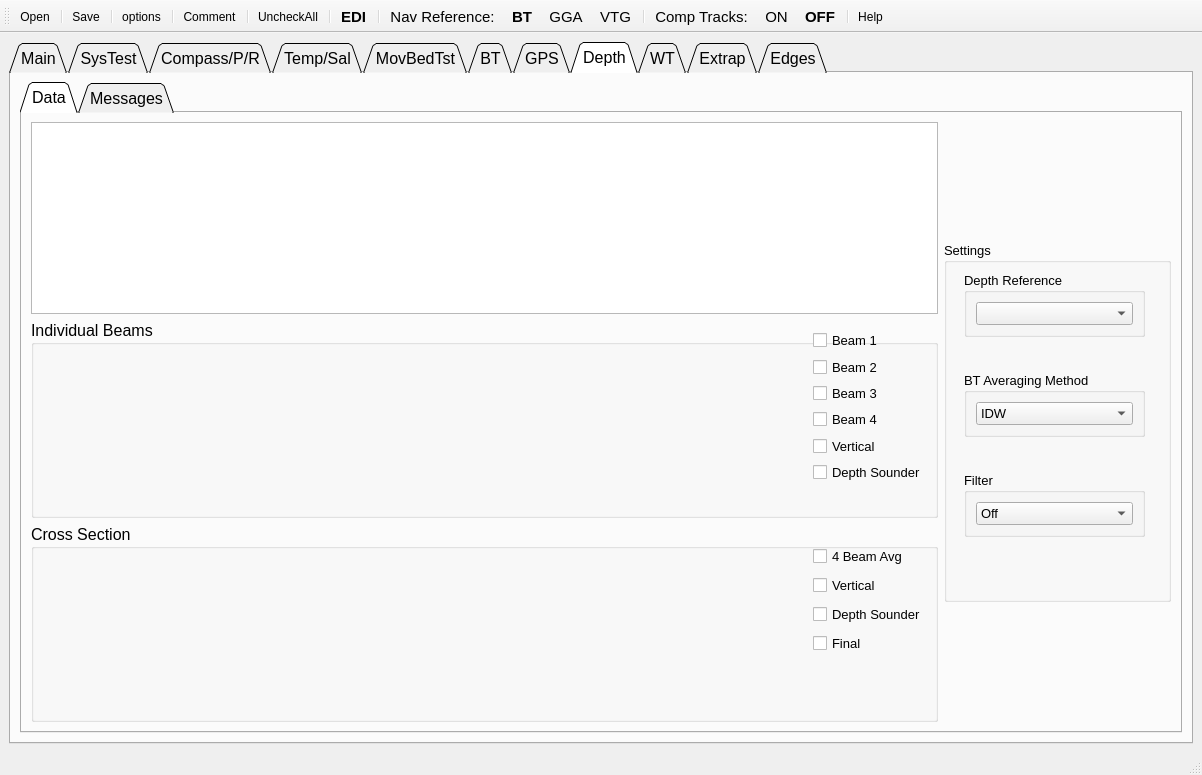
Qt form UI/QRev_gui.ui (rowetechinc/QRevPy) before a commit.
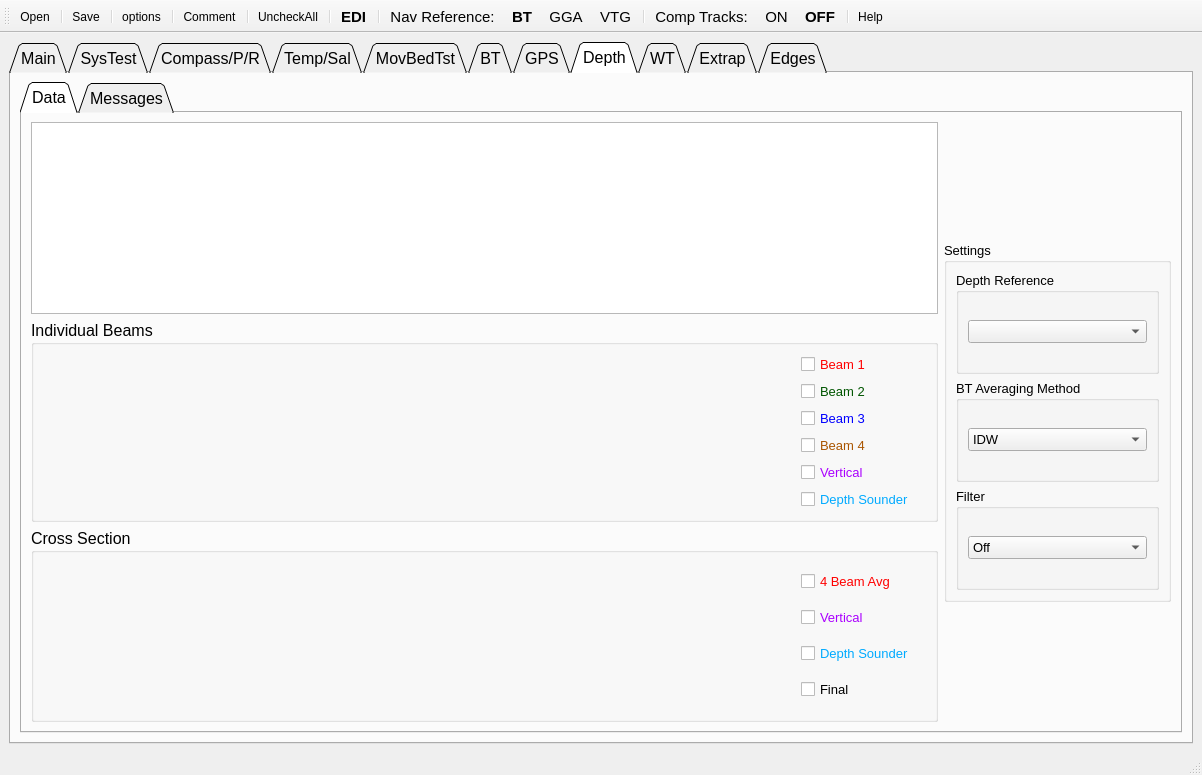
The same form after that commit. The open tabs and pages were chosen to show the change. Icons and pictures are not drawn.

Commit message: Added BeamDepths, and CrossSection classes Depth Tab is complete with initial testing.

Patch:
```diff
--- a/UI/QRev_gui.ui
+++ b/UI/QRev_gui.ui
@@ -2964,28 +2964,51 @@
                   <property name="title">
                    <string>Individual Beams</string>
                   </property>
-                  <widget class="QWidget" name="graph_depth_beams" native="true">
-                   <property name="geometry">
-                    <rect>
-                     <x>120</x>
-                     <y>40</y>
-                     <width>120</width>
-                     <height>80</height>
-                    </rect>
-                   </property>
-                  </widget>
-                  <widget class="QWidget" name="layoutWidget">
-                   <property name="geometry">
-                    <rect>
-                     <x>782</x>
-                     <y>10</y>
-                     <width>131</width>
-                     <height>152</height>
-                    </rect>
-                   </property>
+                  <layout class="QHBoxLayout" name="horizontalLayout_32" stretch="6,1">
+                   <item>
+                    <widget class="QWidget" name="graph_depth_beams" native="true"/>
+                   </item>
+                   <item>
                    <layout class="QVBoxLayout" name="verticalLayout_25">
                     <item>
                      <widget class="QCheckBox" name="cb_depth_beam1">
+                       <property name="palette">
+                        <palette>
+                         <active>
+                          <colorrole role="WindowText">
+                           <brush brushstyle="SolidPattern">
+                            <color alpha="255">
+                             <red>255</red>
+                             <green>0</green>
+                             <blue>0</blue>
+                            </color>
+                           </brush>
+                          </colorrole>
+                         </active>
+                         <inactive>
+                          <colorrole role="WindowText">
+                           <brush brushstyle="SolidPattern">
+                            <color alpha="255">
+                             <red>255</red>
+                             <green>0</green>
+                             <blue>0</blue>
+                            </color>
+                           </brush>
+                          </colorrole>
+                         </inactive>
+                         <disabled>
+                          <colorrole role="WindowText">
+                           <brush brushstyle="SolidPattern">
+                            <color alpha="255">
+                             <red>120</red>
+                             <green>120</green>
+                             <blue>120</blue>
+                            </color>
+                           </brush>
+                          </colorrole>
+                         </disabled>
+                        </palette>
+                       </property>
                       <property name="font">
                        <font>
                         <pointsize>10</pointsize>
@@ -2998,6 +3021,43 @@
                     </item>
                     <item>
                      <widget class="QCheckBox" name="cb_depth_beam2">
+                       <property name="palette">
+                        <palette>
+                         <active>
+                          <colorrole role="WindowText">
+                           <brush brushstyle="SolidPattern">
+                            <color alpha="255">
+                             <red>0</red>
+                             <green>85</green>
+                             <blue>0</blue>
+                            </color>
+                           </brush>
+                          </colorrole>
+                         </active>
+                         <inactive>
+                          <colorrole role="WindowText">
+                           <brush brushstyle="SolidPattern">
+                            <color alpha="255">
+                             <red>0</red>
+                             <green>85</green>
+                             <blue>0</blue>
+                            </color>
+                           </brush>
+                          </colorrole>
+                         </inactive>
+                         <disabled>
+                          <colorrole role="WindowText">
+                           <brush brushstyle="SolidPattern">
+                            <color alpha="255">
+                             <red>120</red>
+                             <green>120</green>
+                             <blue>120</blue>
+                            </color>
+                           </brush>
+                          </colorrole>
+                         </disabled>
+                        </palette>
+                       </property>
                       <property name="font">
                        <font>
                         <pointsize>10</pointsize>
@@ -3010,6 +3070,43 @@
                     </item>
                     <item>
                      <widget class="QCheckBox" name="cb_depth_beam3">
+                       <property name="palette">
+                        <palette>
+                         <active>
+                          <colorrole role="WindowText">
+                           <brush brushstyle="SolidPattern">
+                            <color alpha="255">
+                             <red>0</red>
+                             <green>0</green>
+                             <blue>255</blue>
+                            </color>
+                           </brush>
+                          </colorrole>
+                         </active>
+                         <inactive>
+                          <colorrole role="WindowText">
+                           <brush brushstyle="SolidPattern">
+                            <color alpha="255">
+                             <red>0</red>
+                             <green>0</green>
+                             <blue>255</blue>
+                            </color>
+                           </brush>
+                          </colorrole>
+                         </inactive>
+                         <disabled>
+                          <colorrole role="WindowText">
+                           <brush brushstyle="SolidPattern">
+                            <color alpha="255">
+                             <red>120</red>
+                             <green>120</green>
+                             <blue>120</blue>
+                            </color>
+                           </brush>
+                          </colorrole>
+                         </disabled>
+                        </palette>
+                       </property>
                       <property name="font">
                        <font>
                         <pointsize>10</pointsize>
@@ -3022,6 +3119,43 @@
                     </item>
                     <item>
                      <widget class="QCheckBox" name="cb_depth_beam4">
+                       <property name="palette">
+                        <palette>
+                         <active>
+                          <colorrole role="WindowText">
+                           <brush brushstyle="SolidPattern">
+                            <color alpha="255">
+                             <red>170</red>
+                             <green>85</green>
+                             <blue>0</blue>
+                            </color>
+                           </brush>
+                          </colorrole>
+                         </active>
+                         <inactive>
+                          <colorrole role="WindowText">
+                           <brush brushstyle="SolidPattern">
+                            <color alpha="255">
+                             <red>170</red>
+                             <green>85</green>
+                             <blue>0</blue>
+                            </color>
+                           </brush>
+                          </colorrole>
+                         </inactive>
+                         <disabled>
+                          <colorrole role="WindowText">
+                           <brush brushstyle="SolidPattern">
+                            <color alpha="255">
+                             <red>120</red>
+                             <green>120</green>
+                             <blue>120</blue>
+                            </color>
+                           </brush>
+                          </colorrole>
+                         </disabled>
+                        </palette>
+                       </property>
                       <property name="font">
                        <font>
                         <pointsize>10</pointsize>
@@ -3034,6 +3168,43 @@
                     </item>
                     <item>
                      <widget class="QCheckBox" name="cb_depth_vert">
+                       <property name="palette">
+                        <palette>
+                         <active>
+                          <colorrole role="WindowText">
+                           <brush brushstyle="SolidPattern">
+                            <color alpha="255">
+                             <red>170</red>
+                             <green>0</green>
+                             <blue>255</blue>
+                            </color>
+                           </brush>
+                          </colorrole>
+                         </active>
+                         <inactive>
+                          <colorrole role="WindowText">
+                           <brush brushstyle="SolidPattern">
+                            <color alpha="255">
+                             <red>170</red>
+                             <green>0</green>
+                             <blue>255</blue>
+                            </color>
+                           </brush>
+                          </colorrole>
+                         </inactive>
+                         <disabled>
+                          <colorrole role="WindowText">
+                           <brush brushstyle="SolidPattern">
+                            <color alpha="255">
+                             <red>120</red>
+                             <green>120</green>
+                             <blue>120</blue>
+                            </color>
+                           </brush>
+                          </colorrole>
+                         </disabled>
+                        </palette>
+                       </property>
                       <property name="font">
                        <font>
                         <pointsize>10</pointsize>
@@ -3045,7 +3216,44 @@
                      </widget>
                     </item>
                     <item>
-                     <widget class="QCheckBox" name="db_depth_ds">
+                      <widget class="QCheckBox" name="cb_depth_ds">
+                       <property name="palette">
+                        <palette>
+                         <active>
+                          <colorrole role="WindowText">
+                           <brush brushstyle="SolidPattern">
+                            <color alpha="255">
+                             <red>0</red>
+                             <green>170</green>
+                             <blue>255</blue>
+                            </color>
+                           </brush>
+                          </colorrole>
+                         </active>
+                         <inactive>
+                          <colorrole role="WindowText">
+                           <brush brushstyle="SolidPattern">
+                            <color alpha="255">
+                             <red>0</red>
+                             <green>170</green>
+                             <blue>255</blue>
+                            </color>
+                           </brush>
+                          </colorrole>
+                         </inactive>
+                         <disabled>
+                          <colorrole role="WindowText">
+                           <brush brushstyle="SolidPattern">
+                            <color alpha="255">
+                             <red>120</red>
+                             <green>120</green>
+                             <blue>120</blue>
+                            </color>
+                           </brush>
+                          </colorrole>
+                         </disabled>
+                        </palette>
+                       </property>
                       <property name="font">
                        <font>
                         <pointsize>10</pointsize>
@@ -3057,7 +3265,8 @@
                      </widget>
                     </item>
                    </layout>
-                  </widget>
+                   </item>
+                  </layout>
                  </widget>
                 </item>
                 <item>
@@ -3065,28 +3274,51 @@
                   <property name="title">
                    <string>Cross Section</string>
                   </property>
-                  <widget class="QWidget" name="graph_depth_cs" native="true">
-                   <property name="geometry">
-                    <rect>
-                     <x>120</x>
-                     <y>50</y>
-                     <width>120</width>
-                     <height>80</height>
-                    </rect>
-                   </property>
-                  </widget>
-                  <widget class="QWidget" name="layoutWidget">
-                   <property name="geometry">
-                    <rect>
-                     <x>782</x>
-                     <y>20</y>
-                     <width>131</width>
-                     <height>116</height>
-                    </rect>
-                   </property>
+                  <layout class="QHBoxLayout" name="horizontalLayout_33" stretch="6,1">
+                   <item>
+                    <widget class="QWidget" name="graph_depth_cs" native="true"/>
+                   </item>
+                   <item>
                    <layout class="QVBoxLayout" name="verticalLayout_26">
                     <item>
                      <widget class="QCheckBox" name="cb_depth_4beam_cs">
+                       <property name="palette">
+                        <palette>
+                         <active>
+                          <colorrole role="WindowText">
+                           <brush brushstyle="SolidPattern">
+                            <color alpha="255">
+                             <red>255</red>
+                             <green>0</green>
+                             <blue>0</blue>
+                            </color>
+                           </brush>
+                          </colorrole>
+                         </active>
+                         <inactive>
+                          <colorrole role="WindowText">
+                           <brush brushstyle="SolidPattern">
+                            <color alpha="255">
+                             <red>255</red>
+                             <green>0</green>
+                             <blue>0</blue>
+                            </color>
+                           </brush>
+                          </colorrole>
+                         </inactive>
+                         <disabled>
+                          <colorrole role="WindowText">
+                           <brush brushstyle="SolidPattern">
+                            <color alpha="255">
+                             <red>120</red>
+                             <green>120</green>
+                             <blue>120</blue>
+                            </color>
+                           </brush>
+                          </colorrole>
+                         </disabled>
+                        </palette>
+                       </property>
                       <property name="font">
                        <font>
                         <pointsize>10</pointsize>
@@ -3099,6 +3331,43 @@
                     </item>
                     <item>
                      <widget class="QCheckBox" name="cb_depth_vert_cs">
+                       <property name="palette">
+                        <palette>
+                         <active>
+                          <colorrole role="WindowText">
+                           <brush brushstyle="SolidPattern">
+                            <color alpha="255">
+                             <red>170</red>
+                             <green>0</green>
+                             <blue>255</blue>
+                            </color>
+                           </brush>
+                          </colorrole>
+                         </active>
+                         <inactive>
+                          <colorrole role="WindowText">
+                           <brush brushstyle="SolidPattern">
+                            <color alpha="255">
+                             <red>170</red>
+                             <green>0</green>
+                             <blue>255</blue>
+                            </color>
+                           </brush>
+                          </colorrole>
+                         </inactive>
+                         <disabled>
+                          <colorrole role="WindowText">
+                           <brush brushstyle="SolidPattern">
+                            <color alpha="255">
+                             <red>120</red>
+                             <green>120</green>
+                             <blue>120</blue>
+                            </color>
+                           </brush>
+                          </colorrole>
+                         </disabled>
+                        </palette>
+                       </property>
                       <property name="font">
                        <font>
                         <pointsize>10</pointsize>
@@ -3110,7 +3379,44 @@
                      </widget>
                     </item>
                     <item>
-                     <widget class="QCheckBox" name="db_depth_ds_cs">
+                      <widget class="QCheckBox" name="cb_depth_ds_cs">
+                       <property name="palette">
+                        <palette>
+                         <active>
+                          <colorrole role="WindowText">
+                           <brush brushstyle="SolidPattern">
+                            <color alpha="255">
+                             <red>0</red>
+                             <green>170</green>
+                             <blue>255</blue>
+                            </color>
+                           </brush>
+                          </colorrole>
+                         </active>
+                         <inactive>
+                          <colorrole role="WindowText">
+                           <brush brushstyle="SolidPattern">
+                            <color alpha="255">
+                             <red>0</red>
+                             <green>170</green>
+                             <blue>255</blue>
+                            </color>
+                           </brush>
+                          </colorrole>
+                         </inactive>
+                         <disabled>
+                          <colorrole role="WindowText">
+                           <brush brushstyle="SolidPattern">
+                            <color alpha="255">
+                             <red>120</red>
+                             <green>120</green>
+                             <blue>120</blue>
+                            </color>
+                           </brush>
+                          </colorrole>
+                         </disabled>
+                        </palette>
+                       </property>
                       <property name="font">
                        <font>
                         <pointsize>10</pointsize>
@@ -3134,7 +3440,8 @@
                      </widget>
                     </item>
                    </layout>
-                  </widget>
+                   </item>
+                  </layout>
                  </widget>
                 </item>
                </layout>
@@ -3164,39 +3471,27 @@
                   <property name="title">
                    <string>Settings</string>
                   </property>
+                  <layout class="QVBoxLayout" name="verticalLayout_29">
+                   <item>
                   <widget class="QGroupBox" name="gb_depth_ref">
-                   <property name="geometry">
-                    <rect>
-                     <x>20</x>
-                     <y>30</y>
-                     <width>181</width>
-                     <height>65</height>
-                    </rect>
-                   </property>
                    <property name="title">
                     <string>Depth Reference</string>
                    </property>
-                   <layout class="QGridLayout" name="gridLayout_34">
-                    <item row="0" column="0">
-                     <widget class="QComboBox" name="comboBox"/>
+                     <layout class="QVBoxLayout" name="verticalLayout_30">
+                      <item>
+                       <widget class="QComboBox" name="combo_depth_ref"/>
                     </item>
                    </layout>
                   </widget>
+                   </item>
+                   <item>
                   <widget class="QGroupBox" name="gb_depth_averaging">
-                   <property name="geometry">
-                    <rect>
-                     <x>20</x>
-                     <y>130</y>
-                     <width>181</width>
-                     <height>65</height>
-                    </rect>
-                   </property>
                    <property name="title">
                     <string>BT Averaging Method</string>
                    </property>
-                   <layout class="QHBoxLayout" name="horizontalLayout_26">
+                     <layout class="QVBoxLayout" name="verticalLayout_31">
                     <item>
-                     <widget class="QComboBox" name="comboBox_2">
+                       <widget class="QComboBox" name="combo_depth_avg">
                       <item>
                        <property name="text">
                         <string>IDW</string>
@@ -3211,23 +3506,17 @@
                     </item>
                    </layout>
                   </widget>
+                   </item>
+                   <item>
                   <widget class="QGroupBox" name="gb_depth_filter">
-                   <property name="geometry">
-                    <rect>
-                     <x>20</x>
-                     <y>230</y>
-                     <width>181</width>
-                     <height>65</height>
-                    </rect>
-                   </property>
                    <property name="title">
                     <string>Filter</string>
                    </property>
-                   <layout class="QGridLayout" name="gridLayout_32">
-                    <item row="0" column="0">
-                     <widget class="QComboBox" name="comboBox_3">
+                     <layout class="QVBoxLayout" name="verticalLayout_32">
+                      <item>
+                       <widget class="QComboBox" name="combo_depth_filter">
                       <property name="currentText">
-                       <string>Smooth</string>
+                         <string>Off</string>
                       </property>
                       <item>
                        <property name="text">
@@ -3248,6 +3537,8 @@
                     </item>
                    </layout>
                   </widget>
+                   </item>
+                  </layout>
                  </widget>
                 </item>
                 <item>
```
Left out of the diff: 18 changed lines with no effect on the pictures. Lines whose indentation alone changed are shown as unchanged. The commit also changes 5 other files.
